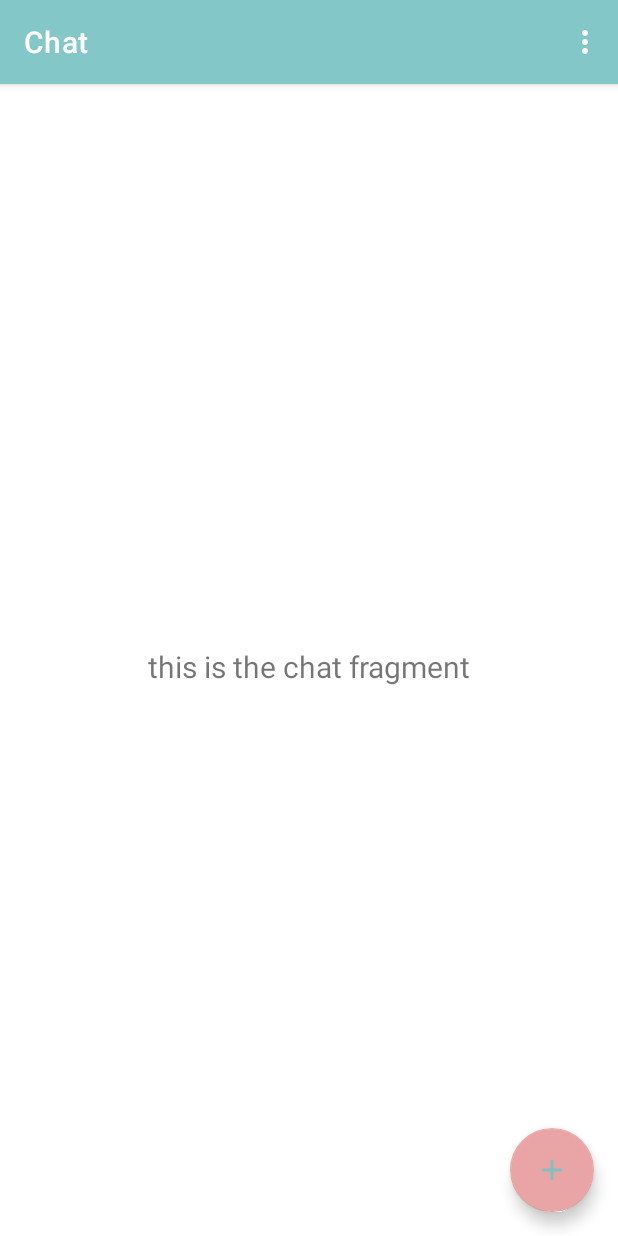
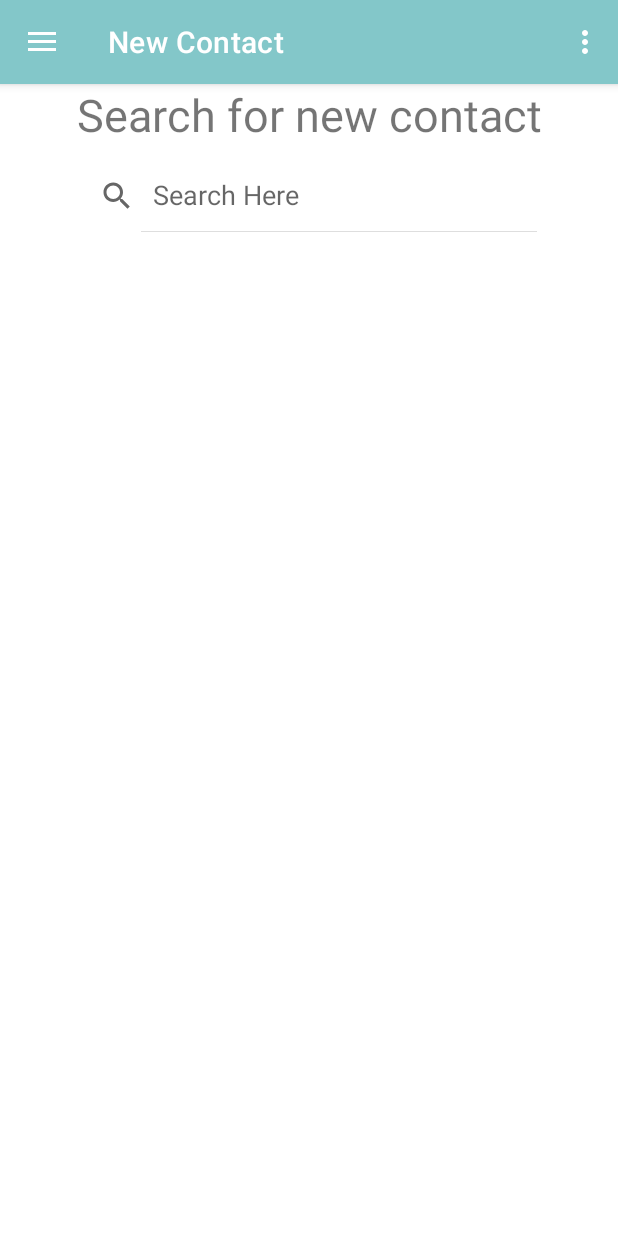
Before and after one commit to adam-kabbara/ChatApp, an Android app: the screen it shows after launch once a user with an empty profile is signed in (MainActivity), in the side drawer, after a tap on "Chat", on a phone screen of 412 x 824 dp. Run offline under Robolectric (Android 15) with nearby library versions, the phone set to English and light mode, and no system bars; our stand-ins replace Firebase (no records; nobody signed in at launch, a user with empty details on screens opened directly), navigation-ui; pictures from the network do not load; 7 statements that could not run were skipped.

Commit message:
added new chat fragment
it isnt functional yet but all navigation control to it works

```diff
--- a/app/src/main/java/com/example/chatapp/MainActivity.java
+++ b/app/src/main/java/com/example/chatapp/MainActivity.java
@@ -8,16 +8,16 @@ import android.view.View;
 import android.view.Menu;
 import android.widget.TextView;
 
-import com.example.chatapp.ui.chat.ChatFragment;
+import com.example.chatapp.ui.new_contact.NewContactFragment;
 import com.example.chatapp.ui.home.HomeFragment;
 import com.google.android.gms.auth.api.signin.GoogleSignIn;
 import com.google.android.gms.auth.api.signin.GoogleSignInAccount;
 import com.google.android.gms.auth.api.signin.GoogleSignInClient;
 import com.google.android.gms.auth.api.signin.GoogleSignInOptions;
-import com.google.android.material.snackbar.Snackbar;
 import com.google.android.material.navigation.NavigationView;
 
 import androidx.annotation.NonNull;
+import androidx.appcompat.app.ActionBarDrawerToggle;
 import androidx.core.view.GravityCompat;
 import androidx.fragment.app.Fragment;
 import androidx.fragment.app.FragmentTransaction;
@@ -31,16 +31,6 @@ import androidx.appcompat.app.AppCompatActivity;
 import com.example.chatapp.databinding.ActivityMainBinding;
 import com.google.firebase.auth.FirebaseAuth;
 
-import org.json.JSONArray;
-import org.json.JSONException;
-import org.json.JSONObject;
-
-import java.io.BufferedWriter;
-import java.io.File;
-import java.io.FileWriter;
-import java.io.IOException;
-import java.util.Random;
-
 public class MainActivity extends AppCompatActivity implements NavigationView.OnNavigationItemSelectedListener{
 
     private AppBarConfiguration mAppBarConfiguration;
@@ -50,6 +40,7 @@ public class MainActivity extends AppCompatActivity implements NavigationView.On
     private FirebaseAuth mAuth;
     private GoogleSignInClient mGoogleSignInClient;
     private GoogleSignInAccount signedInAccount;
+    private NavigationView navigationView;
 
     @Override
     protected void onCreate(Bundle savedInstanceState) {
@@ -62,22 +53,12 @@ public class MainActivity extends AppCompatActivity implements NavigationView.On
         createRequest(); // init mGoogleSignInClient
         signedInAccount = GoogleSignIn.getLastSignedInAccount(this);
         contactsFileName = signedInAccount.getId()+"-"+getResources().getString(R.string.contacts_file_name);
+        navigationView = (NavigationView) findViewById(R.id.nav_view);
 
 
         setSupportActionBar(binding.appBarMain.toolbar);
-        binding.appBarMain.fab.setOnClickListener(new View.OnClickListener() {
-            @Override
-            public void onClick(View view) {
-                Snackbar.make(view, "Creating New Contact", Snackbar.LENGTH_LONG)
-                        .setAction("Action", null).show();
-                try {
-                    createNewContact();
-                } catch (JSONException | IOException e) {
-                    e.printStackTrace();
-                }
-            }
-        });
-        setNavigationViewListener();
+
+        navigationView.setNavigationItemSelectedListener(this);
         displayView(R.id.nav_home);
         // Set nav bar header info
         NavigationView navigationView = binding.navView;
@@ -103,28 +84,6 @@ public class MainActivity extends AppCompatActivity implements NavigationView.On
                 || super.onSupportNavigateUp();
     }
 
-    // Custom Methods
-    private void createNewContact() throws JSONException, IOException { // todo fix this so add contact correctly
-        File file = new File(context.getFilesDir(), contactsFileName);
-        JSONArray data;
-        if (file.exists())
-            data = new JSONArray(Utils.loadJSONFromAsset(context, contactsFileName));
-        else
-            data = new JSONArray();
-        Random rand = new Random(); // for filler data todo fix
-        JSONObject contact = new JSONObject();
-        contact.put("id", signedInAccount.getId());
-        contact.put("email", signedInAccount.getEmail());
-        contact.put("name", signedInAccount.getDisplayName());
-        contact.put("pfp_url", "https://picsum.photos/"+(rand.nextInt(100)+200));
-        data.put(contact);
-
-        String userString = data.toString();
-        FileWriter fileWriter = new FileWriter(file);
-        BufferedWriter bufferedWriter = new BufferedWriter(fileWriter);
-        bufferedWriter.write(userString);
-        bufferedWriter.close();
-    }
 
     // firebase related - mostly for sign out
     private void signOut(){
@@ -146,7 +105,6 @@ public class MainActivity extends AppCompatActivity implements NavigationView.On
     // for drawer routes and btns
     @Override
     public boolean onNavigationItemSelected(@NonNull MenuItem item) {
-        System.out.println("fuckkkkkkk");
         if (item.getItemId() == R.id.nav_sign_out)
             signOut();
         else // handel navigation
@@ -156,28 +114,28 @@ public class MainActivity extends AppCompatActivity implements NavigationView.On
     public void displayView(int viewId) {
         Fragment fragment = null;
         String title = getString(R.string.app_name);
-        switch (viewId) {
-            case R.id.nav_home:
-                fragment = new HomeFragment();
-                break;
-            case R.id.nav_chat:
-                fragment = new ChatFragment();
-                title = "Chat";
-                break;
-        }
-        if (fragment != null) {
-            FragmentTransaction ft = getSupportFragmentManager().beginTransaction();
-            ft.replace(R.id.fragment_content_main, fragment);
-            ft.commit();
-        }
-        if (getSupportActionBar() != null) {
-            getSupportActionBar().setTitle(title);
-        }
         DrawerLayout drawer = (DrawerLayout) findViewById(R.id.drawer_layout);
+        ActionBarDrawerToggle toggle = new ActionBarDrawerToggle(this, drawer, binding.appBarMain.toolbar, R.string.navigation_drawer_open, R.string.navigation_drawer_close);
+        drawer.addDrawerListener(toggle);
+        toggle.setDrawerIndicatorEnabled(true);
+        toggle.syncState(); // animate hamburger btn
+
+        Utils.redirect(getSupportFragmentManager(), getSupportActionBar(),
+                navigationView, viewId, getString(R.string.app_name));
         drawer.closeDrawer(GravityCompat.START);
     }
-    private void setNavigationViewListener() {
-        NavigationView navigationView = (NavigationView) findViewById(R.id.nav_view);
-        navigationView.setNavigationItemSelectedListener(this);
+
+    @Override
+    public void onBackPressed() {
+        DrawerLayout drawer = (DrawerLayout) findViewById(R.id.drawer_layout);
+        HomeFragment myFragment = (HomeFragment) getSupportFragmentManager().findFragmentByTag(String.valueOf(R.id.nav_home));
+        if (drawer.isDrawerOpen(GravityCompat.START)) {
+            drawer.closeDrawer(GravityCompat.START);
+        }
+        else if (!(myFragment != null && myFragment.isVisible())) { //if the current view is not the home fragment
+            displayView(R.id.nav_home); //display the home fragment
+        } else {
+            moveTaskToBack(true);  //If view is in home fragment, exit application
+        }
     }
 }
--- a/app/src/main/java/com/example/chatapp/Utils.java
+++ b/app/src/main/java/com/example/chatapp/Utils.java
@@ -1,6 +1,15 @@
 package com.example.chatapp;
 
+import androidx.appcompat.app.ActionBar;
 import android.content.Context;
+
+import androidx.fragment.app.Fragment;
+import androidx.fragment.app.FragmentManager;
+import androidx.fragment.app.FragmentTransaction;
+
+import com.example.chatapp.ui.home.HomeFragment;
+import com.example.chatapp.ui.new_contact.NewContactFragment;
+import com.google.android.material.navigation.NavigationView;
 
 import java.io.BufferedReader;
 import java.io.FileInputStream;
@@ -26,4 +35,34 @@ public class Utils {
         }
         return stringBuilder.toString();
     }
+    // redirect to pages not in drawer
+    public static void redirect(FragmentManager fragmentManager, Fragment toFragmentClass) {
+        FragmentTransaction fragmentTransaction = fragmentManager.beginTransaction();
+        fragmentTransaction.replace(R.id.fragment_content_main, toFragmentClass);
+        fragmentTransaction.commit();
+    }
+    // redirect to pages in drawer
+    public static void redirect(FragmentManager fragmentManager, ActionBar actionBar,
+                                NavigationView navigationView, int viewId, String title){
+
+        Fragment fragment = null;
+        switch (viewId) {
+            case R.id.nav_home:
+                fragment = new HomeFragment();
+                break;
+            case R.id.nav_new_contact:
+                fragment = new NewContactFragment();
+                title = "New Contact";
+                break;
+        }
+        if (fragment != null) {
+            FragmentTransaction ft = fragmentManager.beginTransaction();
+            ft.replace(R.id.fragment_content_main, fragment, String.valueOf(viewId));
+            ft.commit();
+        }
+        if (actionBar != null) {
+            actionBar.setTitle(title);
+        }
+        navigationView.setCheckedItem(viewId);
+    }
 }
--- a/app/src/main/java/com/example/chatapp/ui/chat/ChatFragment.java
+++ /dev/null
@@ -1,35 +0,0 @@
-package com.example.chatapp.ui.chat;
-
-import android.os.Bundle;
-import android.view.LayoutInflater;
-import android.view.View;
-import android.view.ViewGroup;
-import android.widget.TextView;
-
-import androidx.annotation.NonNull;
-import androidx.fragment.app.Fragment;
-import androidx.lifecycle.ViewModelProvider;
-
-import com.example.chatapp.databinding.FragmentChatBinding;
-
-public class ChatFragment extends Fragment {
-
-    private FragmentChatBinding binding;
-
-    public View onCreateView(@NonNull LayoutInflater inflater,
-                             ViewGroup container, Bundle savedInstanceState) {
-
-        binding = FragmentChatBinding.inflate(inflater, container, false);
-        View root = binding.getRoot();
-
-        final TextView textView = binding.textChat;
-        textView.setText("this is the chat fragment");//getText().observe(getViewLifecycleOwner(), textView::setText);
-        return root; // figure out the difference beteen this file and chatviewmodel
-    }
-
-    @Override
-    public void onDestroyView() {
-        super.onDestroyView();
-        binding = null;
-    }
-}
--- a/app/src/main/java/com/example/chatapp/ui/home/HomeFragment.java
+++ b/app/src/main/java/com/example/chatapp/ui/home/HomeFragment.java
@@ -9,23 +9,34 @@ import android.widget.ImageView;
 import android.widget.TextView;
 
 import androidx.annotation.NonNull;
+import androidx.appcompat.app.AppCompatActivity;
 import androidx.fragment.app.Fragment;
+import androidx.fragment.app.FragmentManager;
+import androidx.fragment.app.FragmentTransaction;
 
 import com.bumptech.glide.Glide;
-import com.bumptech.glide.load.engine.DiskCacheStrategy;
-import com.bumptech.glide.signature.ObjectKey;
+import com.bumptech.glide.util.Util;
+import com.example.chatapp.MainActivity;
 import com.example.chatapp.R;
 import com.example.chatapp.Utils;
 import com.example.chatapp.databinding.FragmentHomeBinding;
+import com.example.chatapp.ui.new_contact.NewContactFragment;
 import com.google.android.gms.auth.api.signin.GoogleSignIn;
 import com.google.android.gms.auth.api.signin.GoogleSignInAccount;
+import com.google.android.material.navigation.NavigationView;
+import com.google.android.material.snackbar.Snackbar;
 
 import org.json.JSONArray;
 import org.json.JSONException;
 import org.json.JSONObject;
 
+import java.io.BufferedWriter;
 import java.io.File;
 import java.io.FileNotFoundException;
+import java.io.FileWriter;
+import java.io.IOException;
+import java.util.HashMap;
+import java.util.Random;
 
 public class HomeFragment extends Fragment {
 
@@ -33,28 +44,52 @@ public class HomeFragment extends Fragment {
     private Context context;
     private String contactsFileName;
     private GoogleSignInAccount signedInAccount;
+    private HashMap<View, String> contactsViewIdHashMap = new HashMap<View, String>();
+    private View.OnClickListener clickListenerContactView;
 
     public View onCreateView(@NonNull LayoutInflater inflater,
                              ViewGroup container, Bundle savedInstanceState) {
 
         binding = FragmentHomeBinding.inflate(inflater, container, false);
         View root = binding.getRoot();
+        NavigationView navigationView = (NavigationView) getActivity().findViewById(R.id.nav_view);
+
 
         context = requireActivity().getApplicationContext();
         contactsFileName = getResources().getString(R.string.contacts_file_name);
         signedInAccount = GoogleSignIn.getLastSignedInAccount(context);
         contactsFileName = signedInAccount.getId()+"-"+getResources().getString(R.string.contacts_file_name);
 
+        binding.fab.setOnClickListener(view -> {
+            try { // todo create contact from info from firebase
+                createNewContact();
+            } catch (JSONException | IOException e) {
+                e.printStackTrace();
+            }
+            Utils.redirect(getActivity().getSupportFragmentManager(), ((AppCompatActivity)getActivity()).getSupportActionBar(),
+                    navigationView, R.id.nav_new_contact, getString(R.string.app_name));
+        });
+
+        clickListenerContactView = v -> {// todo redirect to contact chat
+            System.out.println("Click on view");
+            System.out.println(contactsViewIdHashMap.get(v));
+        };
+
         return root;
     }
 
     public void onViewCreated(@NonNull View view, Bundle savedInstanceState) {
         super.onViewCreated(view, savedInstanceState);
+
+        // create contact boxes
         try {
             Contact[] contacts = readContacts();
             if (contacts != null) {
-                for (Contact contact : contacts) {
-                    addContactBox(contact.getName(), contact.getPfpUrl());
+                for (Contact contact : contacts){
+                    View contactView = addContactBox(contact.getName(), contact.getPfpUrl());
+                    contactsViewIdHashMap.put(contactView, contact.getId());
+                    contactView.setOnClickListener(clickListenerContactView);
+
                 }
             }
         } catch (FileNotFoundException | JSONException e) {
@@ -69,7 +104,7 @@ public class HomeFragment extends Fragment {
     }
 
     // Custom Methods
-    public void addContactBox(String name, String pfpUrl){
+    public View addContactBox(String name, String pfpUrl){
         View contactView = getLayoutInflater().inflate(R.layout.contact_box, null);
         ImageView pfpView = contactView.findViewById(R.id.pfp);
         TextView nameView = contactView.findViewById(R.id.contactNameTextView);
@@ -82,6 +117,7 @@ public class HomeFragment extends Fragment {
 
         nameView.setText(name);
         binding.contactScrollable.addView(contactView);
+        return contactView;
     }
 
     public Contact[] readContacts() throws FileNotFoundException, JSONException {
@@ -97,4 +133,26 @@ public class HomeFragment extends Fragment {
         }
         return null;
     }
+
+    private void createNewContact() throws JSONException, IOException { // todo fix this so add contact correctly
+        File file = new File(context.getFilesDir(), contactsFileName);
+        JSONArray data;
+        if (file.exists())
+            data = new JSONArray(Utils.loadJSONFromAsset(context, contactsFileName));
+        else
+            data = new JSONArray();
+        Random rand = new Random(); // for filler data todo fix
+        JSONObject contact = new JSONObject();
+        contact.put("id", signedInAccount.getId()); // ""+rand.nextInt(500)
+        contact.put("email", signedInAccount.getEmail());
+        contact.put("name", signedInAccount.getDisplayName());
+        contact.put("pfp_url", "https://picsum.photos/"+(rand.nextInt(100)+200));
+        data.put(contact);
+
+        String userString = data.toString();
+        FileWriter fileWriter = new FileWriter(file);
+        BufferedWriter bufferedWriter = new BufferedWriter(fileWriter);
+        bufferedWriter.write(userString);
+        bufferedWriter.close();
+    }
 }
--- /dev/null
+++ b/app/src/main/java/com/example/chatapp/ui/new_contact/NewContactFragment.java
@@ -0,0 +1,35 @@
+package com.example.chatapp.ui.new_contact;
+
+import android.os.Bundle;
+import android.view.LayoutInflater;
+import android.view.View;
+import android.view.ViewGroup;
+import android.widget.TextView;
+
+import androidx.annotation.NonNull;
+import androidx.core.view.GravityCompat;
+import androidx.drawerlayout.widget.DrawerLayout;
+import androidx.fragment.app.Fragment;
+
+import com.example.chatapp.R;
+import com.example.chatapp.databinding.FragmentNewContactBinding;
+
+public class NewContactFragment extends Fragment {
+
+    private FragmentNewContactBinding binding;
+
+    public View onCreateView(@NonNull LayoutInflater inflater,
+                             ViewGroup container, Bundle savedInstanceState) {
+
+        binding = FragmentNewContactBinding.inflate(inflater, container, false);
+        View root = binding.getRoot();
+
+       return root; // figure out the difference beteen this file and chatviewmodel
+    }
+
+    @Override
+    public void onDestroyView() {
+        super.onDestroyView();
+        binding = null;
+    }
+}
--- /dev/null
+++ b/app/src/main/res/drawable/ic_baseline_person_add_24.xml
@@ -0,0 +1,5 @@
+<vector android:height="24dp" android:tint="#000000"
+    android:viewportHeight="24" android:viewportWidth="24"
+    android:width="24dp" xmlns:android="http://schemas.android.com/apk/res/android">
+    <path android:fillColor="@android:color/white" android:pathData="M15,12c2.21,0 4,-1.79 4,-4s-1.79,-4 -4,-4 -4,1.79 -4,4 1.79,4 4,4zM6,10L6,7L4,7v3L1,10v2h3v3h2v-3h3v-2L6,10zM15,14c-2.67,0 -8,1.34 -8,4v2h16v-2c0,-2.66 -5.33,-4 -8,-4z"/>
+</vector>
--- a/app/src/main/res/drawable/ic_round_add_24.xml
+++ /dev/null
@@ -1,6 +0,0 @@
-<vector android:height="24dp"
-    android:viewportHeight="24" android:viewportWidth="24"
-    android:width="24dp" xmlns:android="http://schemas.android.com/apk/res/android">
-    <path android:fillColor="@android:color/white"
-        android:pathData="M18,13h-5v5c0,0.55 -0.45,1 -1,1s-1,-0.45 -1,-1v-5H6c-0.55,0 -1,-0.45 -1,-1s0.45,-1 1,-1h5V6c0,-0.55 0.45,-1 1,-1s1,0.45 1,1v5h5c0.55,0 1,0.45 1,1s-0.45,1 -1,1z"/>
-</vector>
--- /dev/null
+++ b/app/src/main/res/drawable/ic_round_home_24.xml
@@ -0,0 +1,5 @@
+<vector android:height="24dp" android:tint="#000000"
+    android:viewportHeight="24" android:viewportWidth="24"
+    android:width="24dp" xmlns:android="http://schemas.android.com/apk/res/android">
+    <path android:fillColor="@android:color/white" android:pathData="M10,19v-5h4v5c0,0.55 0.45,1 1,1h3c0.55,0 1,-0.45 1,-1v-7h1.7c0.46,0 0.68,-0.57 0.33,-0.87L12.67,3.6c-0.38,-0.34 -0.96,-0.34 -1.34,0l-8.36,7.53c-0.34,0.3 -0.13,0.87 0.33,0.87H5v7c0,0.55 0.45,1 1,1h3c0.55,0 1,-0.45 1,-1z"/>
+</vector>
--- a/app/src/main/res/layout/app_bar_main.xml
+++ b/app/src/main/res/layout/app_bar_main.xml
@@ -21,15 +21,4 @@
     </com.google.android.material.appbar.AppBarLayout>
 
     <include layout="@layout/content_main" />
-
-    <com.google.android.material.floatingactionbutton.FloatingActionButton
-        android:id="@+id/fab"
-        android:layout_width="wrap_content"
-        android:layout_height="wrap_content"
-        android:layout_gravity="bottom|end"
-        android:layout_marginEnd="@dimen/fab_margin"
-        android:layout_marginBottom="16dp"
-        app:tint="@color/teal_700"
-        app:srcCompat="@drawable/ic_round_add_24" />
-
 </androidx.coordinatorlayout.widget.CoordinatorLayout>
--- a/app/src/main/res/layout/fragment_chat.xml
+++ /dev/null
@@ -1,22 +0,0 @@
-<?xml version="1.0" encoding="utf-8"?>
-<androidx.constraintlayout.widget.ConstraintLayout xmlns:android="http://schemas.android.com/apk/res/android"
-    xmlns:app="http://schemas.android.com/apk/res-auto"
-    xmlns:tools="http://schemas.android.com/tools"
-    android:layout_width="match_parent"
-    android:layout_height="match_parent"
-    tools:context=".ui.chat.ChatFragment">
-
-    <TextView
-        android:id="@+id/text_chat"
-        android:layout_width="match_parent"
-        android:layout_height="wrap_content"
-        android:layout_marginStart="8dp"
-        android:layout_marginTop="8dp"
-        android:layout_marginEnd="8dp"
-        android:textAlignment="center"
-        android:textSize="20sp"
-        app:layout_constraintBottom_toBottomOf="parent"
-        app:layout_constraintEnd_toEndOf="parent"
-        app:layout_constraintStart_toStartOf="parent"
-        app:layout_constraintTop_toTopOf="parent" />
-</androidx.constraintlayout.widget.ConstraintLayout>
--- a/app/src/main/res/layout/fragment_home.xml
+++ b/app/src/main/res/layout/fragment_home.xml
@@ -9,14 +9,16 @@
     tools:context=".ui.home.HomeFragment">
 
     <ScrollView
+        android:id="@+id/scrollView3"
         android:layout_width="409dp"
-        android:layout_height="729dp"
+        android:layout_height="679dp"
         android:paddingStart="20sp"
         android:paddingEnd="20sp"
         app:layout_constraintBottom_toBottomOf="parent"
         app:layout_constraintEnd_toEndOf="parent"
         app:layout_constraintStart_toStartOf="parent"
-        app:layout_constraintTop_toTopOf="parent">
+        app:layout_constraintTop_toTopOf="parent"
+        app:layout_constraintVertical_bias="0.0">
 
         <LinearLayout
             android:id="@+id/contactScrollable"
@@ -25,7 +27,16 @@
             android:orientation="vertical">
 
         </LinearLayout>
-
     </ScrollView>
 
+    <com.google.android.material.floatingactionbutton.FloatingActionButton
+        android:id="@+id/fab"
+        android:layout_width="wrap_content"
+        android:layout_height="wrap_content"
+        android:layout_gravity="end|bottom"
+        android:layout_margin="16dp"
+        android:contentDescription="new contact"
+        android:src="@drawable/ic_baseline_person_add_24"
+        app:layout_constraintBottom_toBottomOf="parent"
+        app:layout_constraintEnd_toEndOf="parent" />
 </androidx.constraintlayout.widget.ConstraintLayout>
--- /dev/null
+++ b/app/src/main/res/layout/fragment_new_contact.xml
@@ -0,0 +1,28 @@
+<?xml version="1.0" encoding="utf-8"?>
+<androidx.constraintlayout.widget.ConstraintLayout xmlns:android="http://schemas.android.com/apk/res/android"
+    xmlns:app="http://schemas.android.com/apk/res-auto"
+    xmlns:tools="http://schemas.android.com/tools"
+    android:layout_width="match_parent"
+    android:layout_height="match_parent"
+    tools:context=".ui.new_contact.NewContactFragment">
+
+    <TextView
+        android:id="@+id/textView"
+        android:layout_width="wrap_content"
+        android:layout_height="wrap_content"
+        android:text="Search for new contact"
+        android:textSize="30sp"
+        app:layout_constraintEnd_toEndOf="parent"
+        app:layout_constraintStart_toStartOf="parent"
+        app:layout_constraintTop_toTopOf="parent" />
+
+    <SearchView
+        android:layout_width="wrap_content"
+        android:layout_height="wrap_content"
+        android:layout_marginTop="10dp"
+        android:iconifiedByDefault="false"
+        android:queryHint="Search Here"
+        app:layout_constraintEnd_toEndOf="parent"
+        app:layout_constraintStart_toStartOf="parent"
+        app:layout_constraintTop_toBottomOf="@+id/textView" />
+</androidx.constraintlayout.widget.ConstraintLayout>
--- a/app/src/main/res/menu/activity_main_drawer.xml
+++ b/app/src/main/res/menu/activity_main_drawer.xml
@@ -10,11 +10,11 @@
             android:icon="@drawable/ic_baseline_signout_24"/>
         <item
             android:id="@+id/nav_home"
-            android:icon="@drawable/ic_menu_camera"
+            android:icon="@drawable/ic_round_home_24"
             android:title="@string/menu_home" />
         <item
-            android:id="@+id/nav_chat"
-            android:icon="@drawable/ic_menu_gallery"
+            android:id="@+id/nav_new_contact"
+            android:icon="@drawable/ic_baseline_person_add_24"
             android:title="@string/menu_chat" />
     </group>
 </menu>
--- a/app/src/main/res/navigation/mobile_navigation.xml
+++ b/app/src/main/res/navigation/mobile_navigation.xml
@@ -12,9 +12,9 @@
         tools:layout="@layout/fragment_home" />
 
     <fragment
-        android:id="@+id/nav_chat"
-        android:name="com.example.chatapp.ui.chat.ChatFragment"
-        android:label="@string/menu_chat"
-        tools:layout="@layout/fragment_chat" />
+        android:id="@+id/nav_new_contact"
+        android:name="com.example.chatapp.ui.new_contact.NewContactFragment"
+        android:label="New Contact"
+        tools:layout="@layout/fragment_new_contact" />
 
 </navigation>
```
